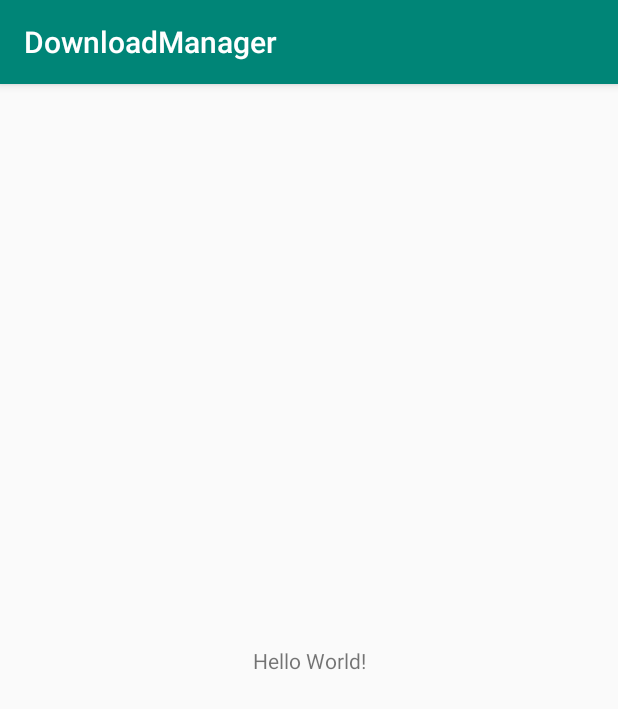
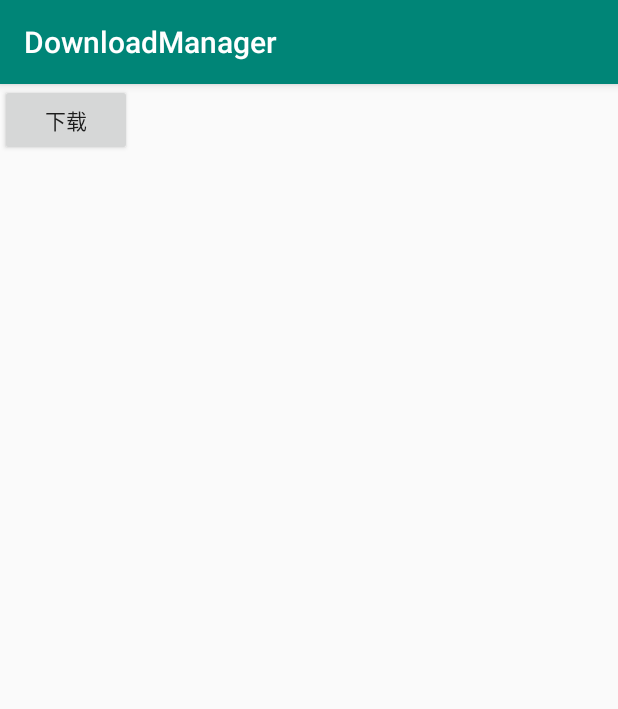
Before and after one commit to DarklyCoder/DownloadManager, an Android app: the screen it shows after launch (MainActivity), on a phone screen of 412 x 824 dp. Shown: the top 709 px of the screen. Run offline under Robolectric (Android 15) with nearby library versions, the phone set to English and light mode, and no system bars.

Commit message:
1、fix 下载进度监听；

```diff
--- a/app/src/main/AndroidManifest.xml
+++ b/app/src/main/AndroidManifest.xml
@@ -1,6 +1,9 @@
 <?xml version="1.0" encoding="utf-8"?>
 <manifest xmlns:android="http://schemas.android.com/apk/res/android"
     package="com.darklycoder.download.demo">
+
+    <uses-permission android:name="android.permission.INTERNET" />
+    <uses-permission android:name="android.permission.WRITE_EXTERNAL_STORAGE" />
 
     <application
         android:allowBackup="true"
--- a/app/src/main/java/com/darklycoder/download/demo/MainActivity.java
+++ b/app/src/main/java/com/darklycoder/download/demo/MainActivity.java
@@ -1,14 +1,68 @@
 package com.darklycoder.download.demo;
 
 import android.os.Bundle;
+import android.os.Environment;
 import android.support.v7.app.AppCompatActivity;
+import android.util.Log;
+import android.widget.TextView;
+
+import com.darklycoder.download.DownloadManager;
+import com.darklycoder.download.info.TaskCellInfo;
+import com.darklycoder.download.info.TaskInfo;
+import com.darklycoder.download.interfaces.IStatusListener;
+
+import java.io.File;
+import java.util.ArrayList;
+import java.util.Arrays;
+import java.util.List;
 
 public class MainActivity extends AppCompatActivity {
+
+    private static final String TAG = "Download-log";
+    private TextView mTvDesc;
 
     @Override
     protected void onCreate(Bundle savedInstanceState) {
         super.onCreate(savedInstanceState);
         setContentView(R.layout.activity_main);
+
+        mTvDesc = findViewById(R.id.tv_desc);
+
+        findViewById(R.id.btn_download).setOnClickListener(v -> {
+            String url = "https://8ff2f6e45e37e0add27611068acbf0ea.dd.cdntips.com/imtt.dd.qq.com/16891/apk/26AAB74EF647495C8E0B4D6B24C80224.apk?mkey=5d331828700a7816&f=1849&fsname=com.tencent.mm_7.0.5_1440.apk&csr=1bbd&cip=112.10.94.227&proto=https";
+            url = "http://pic41.nipic.com/20140508/18609517_112216473140_2.jpg";
+            String path = Environment.getExternalStorageDirectory().getAbsolutePath() + File.separator + ".downloadTmp";
+            TaskCellInfo cellInfo = new TaskCellInfo(url, path, "test.jpg");
+
+            String url2 = "http://pic38.nipic.com/20140211/17882171_143443301183_2.jpg";
+            TaskCellInfo cellInfo2 = new TaskCellInfo(url2, path, "test2.jpg");
+
+            DownloadManager.getInstance().download(new TaskInfo(Arrays.asList(cellInfo,cellInfo2)), statusListener);
+        });
     }
 
+    private IStatusListener statusListener = new IStatusListener() {
+        @Override
+        public void onCellProgress(TaskCellInfo info, float progress) {
+            Log.d(TAG, info.name + ": " + progress);
+
+            runOnUiThread(() -> mTvDesc.setText("当前下载进度：" + progress));
+        }
+
+        @Override
+        public void onCellSuccess(TaskCellInfo info) {
+            Log.d(TAG, info.name + "下载成功！");
+        }
+
+        @Override
+        public void onCellFail(TaskCellInfo info) {
+            Log.d(TAG, info.name + "下载失败！");
+        }
+
+        @Override
+        public void onTotalProgress(float progress, long count, long successCount, long failCount) {
+
+        }
+    };
+
 }
--- a/app/src/main/res/layout/activity_main.xml
+++ b/app/src/main/res/layout/activity_main.xml
@@ -1,18 +1,20 @@
 <?xml version="1.0" encoding="utf-8"?>
-<android.support.constraint.ConstraintLayout xmlns:android="http://schemas.android.com/apk/res/android"
-    xmlns:app="http://schemas.android.com/apk/res-auto"
+<LinearLayout xmlns:android="http://schemas.android.com/apk/res/android"
     xmlns:tools="http://schemas.android.com/tools"
     android:layout_width="match_parent"
     android:layout_height="match_parent"
+    android:orientation="vertical"
     tools:context=".MainActivity">
 
-    <TextView
+    <Button
+        android:id="@+id/btn_download"
         android:layout_width="wrap_content"
         android:layout_height="wrap_content"
-        android:text="Hello World!"
-        app:layout_constraintBottom_toBottomOf="parent"
-        app:layout_constraintLeft_toLeftOf="parent"
-        app:layout_constraintRight_toRightOf="parent"
-        app:layout_constraintTop_toTopOf="parent" />
+        android:text="下载" />
 
-</android.support.constraint.ConstraintLayout>
+    <TextView
+        android:id="@+id/tv_desc"
+        android:layout_width="wrap_content"
+        android:layout_height="wrap_content" />
+
+</LinearLayout>
--- a/lib/build.gradle
+++ b/lib/build.gradle
@@ -17,8 +17,8 @@ android {
     defaultConfig {
         minSdkVersion 19
         targetSdkVersion 28
-        versionCode 1
-        versionName "1.0.0"
+        versionCode 2
+        versionName "1.0.1"
     }
 
     buildTypes {
@@ -51,7 +51,7 @@ publish {
     userOrg = 'darklycoder'
     groupId = 'com.darklycoder.lib'
     artifactId = 'DownloadManager'
-    publishVersion = '1.0.0'
+    publishVersion = '1.0.1'
     desc = 'Android 下载框架'
     website = 'https://github.com/DarklyCoder/DownloadManager'
 }
```
Also changed, not shown: lib/src/main/java/com/darklycoder/download/DownloadManager.java (+8 -0 lines), lib/src/main/java/com/darklycoder/download/interfaces/IProgress.java (added, +8 -0 lines), lib/src/main/java/com/darklycoder/download/utils/DownloadTask.java (+9 -2 lines), lib/src/main/java/com/darklycoder/download/utils/DownloadUtils.java (+15 -17 lines), lib/src/main/java/com/darklycoder/download/utils/ProgressResponseBody.java (added, +101 -0 lines).
